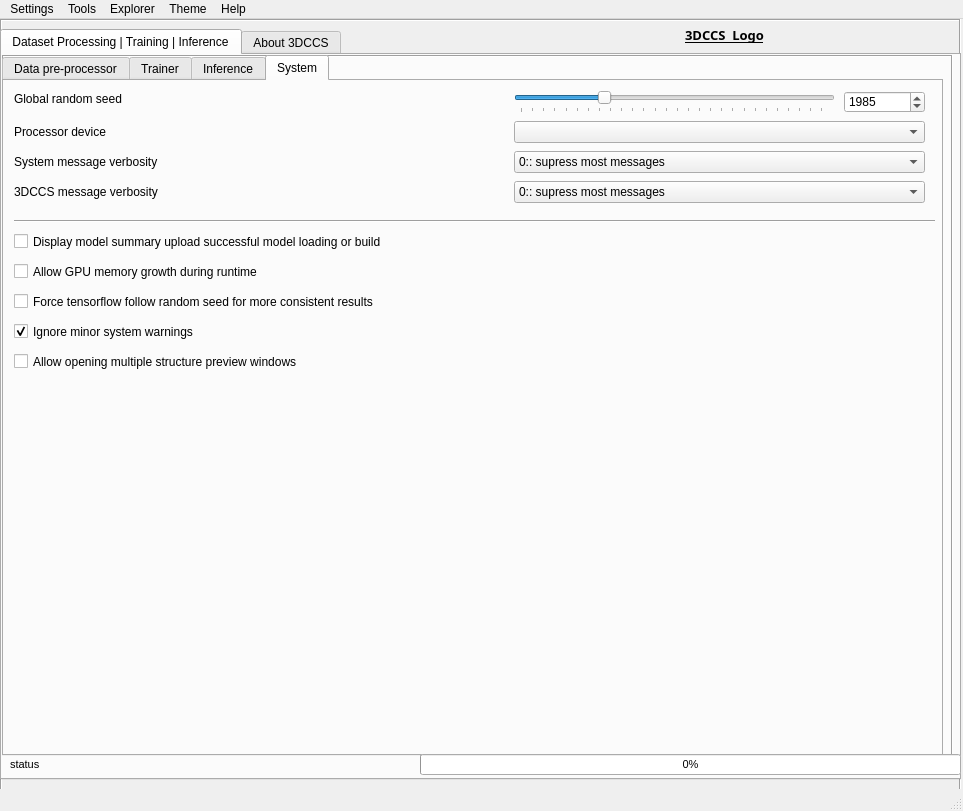
Qt form ui_interface.ui (vivekmathema/Deep3DCCS) before a commit.
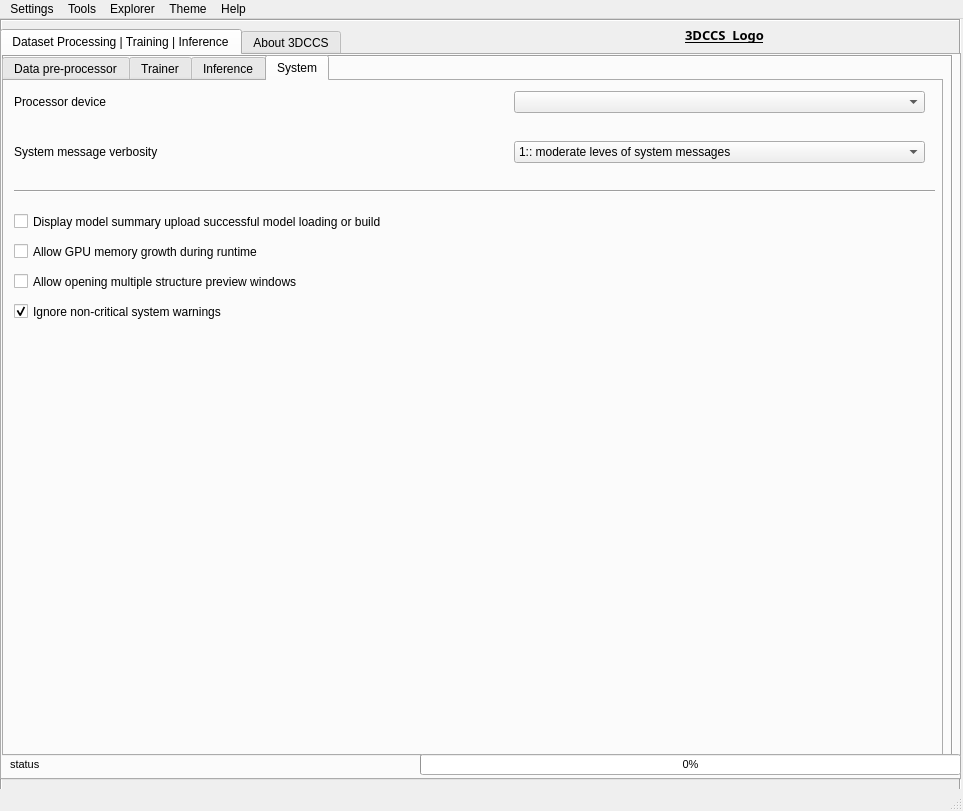
The same form after that commit. The open tabs and pages were chosen to show the change. Custom widgets are drawn as their Qt base class.

The edit to the form file:
```diff
--- a/ui_interface.ui
+++ b/ui_interface.ui
@@ -4102,7 +4102,7 @@
           <property name="geometry">
            <rect>
             <x>10</x>
-            <y>40</y>
+            <y>10</y>
             <width>141</width>
             <height>21</height>
            </rect>
@@ -4120,7 +4120,7 @@
           <property name="geometry">
            <rect>
             <x>510</x>
-            <y>40</y>
+            <y>10</y>
             <width>411</width>
             <height>22</height>
            </rect>
@@ -4130,7 +4130,7 @@
           <property name="geometry">
            <rect>
             <x>10</x>
-            <y>150</y>
+            <y>130</y>
             <width>901</width>
             <height>21</height>
            </rect>
@@ -4143,7 +4143,7 @@
           <property name="geometry">
            <rect>
             <x>10</x>
-            <y>70</y>
+            <y>60</y>
             <width>501</width>
             <height>21</height>
            </rect>
@@ -4161,11 +4161,14 @@
           <property name="geometry">
            <rect>
             <x>510</x>
-            <y>70</y>
+            <y>60</y>
             <width>411</width>
             <height>22</height>
            </rect>
           </property>
+          <property name="currentIndex">
+           <number>1</number>
+          </property>
           <item>
            <property name="text">
             <string>0:: supress most messages</string>
@@ -4186,7 +4189,7 @@
           <property name="geometry">
            <rect>
             <x>10</x>
-            <y>180</y>
+            <y>160</y>
             <width>901</width>
             <height>21</height>
            </rect>
@@ -4195,43 +4198,11 @@
            <string>Allow GPU memory growth during runtime</string>
           </property>
          </widget>
-         <widget class="QCheckBox" name="flag_ignore_sys_warnings">
-          <property name="enabled">
-           <bool>true</bool>
-          </property>
-          <property name="geometry">
-           <rect>
-            <x>10</x>
-            <y>240</y>
-            <width>901</width>
-            <height>21</height>
-           </rect>
-          </property>
-          <property name="text">
-           <string>Ignore minor system warnings</string>
-          </property>
-          <property name="checked">
-           <bool>true</bool>
-          </property>
-         </widget>
-         <widget class="QCheckBox" name="checkBox_7">
-          <property name="geometry">
-           <rect>
-            <x>10</x>
-            <y>210</y>
-            <width>901</width>
-            <height>21</height>
-           </rect>
-          </property>
-          <property name="text">
-           <string>Force tensorflow follow random seed for more consistent results </string>
-          </property>
-         </widget>
          <widget class="QCheckBox" name="allow_multiple_preview_flag">
           <property name="geometry">
            <rect>
             <x>10</x>
-            <y>270</y>
+            <y>190</y>
             <width>901</width>
             <height>21</height>
            </rect>
@@ -4240,79 +4211,11 @@
            <string>Allow opening multiple structure preview windows</string>
           </property>
          </widget>
-         <widget class="QSpinBox" name="spinBox_4">
-          <property name="geometry">
-           <rect>
-            <x>840</x>
-            <y>10</y>
-            <width>81</width>
-            <height>22</height>
-           </rect>
-          </property>
-          <property name="minimum">
-           <number>-999</number>
-          </property>
-          <property name="maximum">
-           <number>9999</number>
-          </property>
-          <property name="value">
-           <number>1985</number>
-          </property>
-         </widget>
-         <widget class="QSlider" name="global_random_seed_slider">
-          <property name="geometry">
-           <rect>
-            <x>510</x>
-            <y>10</y>
-            <width>321</width>
-            <height>22</height>
-           </rect>
-          </property>
-          <property name="statusTip">
-           <string>sdfdsf</string>
-          </property>
-          <property name="minimum">
-           <number>-999</number>
-          </property>
-          <property name="maximum">
-           <number>9999</number>
-          </property>
-          <property name="value">
-           <number>1985</number>
-          </property>
-          <property name="orientation">
-           <enum>Qt::Horizontal</enum>
-          </property>
-          <property name="tickPosition">
-           <enum>QSlider::TicksBelow</enum>
-          </property>
-          <property name="tickInterval">
-           <number>400</number>
-          </property>
-         </widget>
-         <widget class="QLabel" name="label_37">
-          <property name="geometry">
-           <rect>
-            <x>10</x>
-            <y>10</y>
-            <width>461</width>
-            <height>16</height>
-           </rect>
-          </property>
-          <property name="font">
-           <font>
-            <pointsize>9</pointsize>
-           </font>
-          </property>
-          <property name="text">
-           <string>Global random seed</string>
-          </property>
-         </widget>
          <widget class="Line" name="line_9">
           <property name="geometry">
            <rect>
             <x>10</x>
-            <y>130</y>
+            <y>100</y>
             <width>921</width>
             <height>21</height>
            </rect>
@@ -4321,47 +4224,20 @@
            <enum>Qt::Horizontal</enum>
           </property>
          </widget>
-         <widget class="QComboBox" name="data_verbosty">
-          <property name="geometry">
-           <rect>
-            <x>510</x>
-            <y>100</y>
-            <width>411</width>
-            <height>22</height>
-           </rect>
-          </property>
-          <item>
-           <property name="text">
-            <string>0:: supress most messages</string>
-           </property>
-          </item>
-          <item>
-           <property name="text">
-            <string>1:: moderate leves of system messages</string>
-           </property>
-          </item>
-          <item>
-           <property name="text">
-            <string>2:: show most system messages</string>
-           </property>
-          </item>
-         </widget>
-         <widget class="QLabel" name="label_43">
+         <widget class="QCheckBox" name="flag_ignore_sys_warnings">
           <property name="geometry">
            <rect>
             <x>10</x>
-            <y>100</y>
-            <width>501</width>
+            <y>220</y>
+            <width>901</width>
             <height>21</height>
            </rect>
           </property>
-          <property name="font">
-           <font>
-            <pointsize>9</pointsize>
-           </font>
-          </property>
           <property name="text">
-           <string>3DCCS message verbosity</string>
+           <string>Ignore non-critical system warnings</string>
+          </property>
+          <property name="checked">
+           <bool>true</bool>
           </property>
          </widget>
         </widget>
```
Left out of the diff: 119 changed lines with no effect on the pictures.
